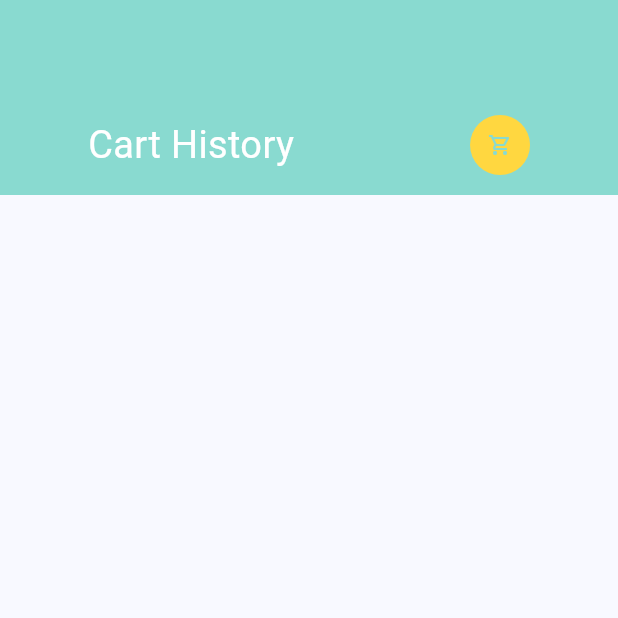
After one commit to abodmadi/Food-Delivery-App, a Flutter app: the CartHistoryPage screen opened directly, on a phone screen of 412 x 824 dp, the top half of it. The commit adds this screen. Run offline on Flutter 3.47's test engine with Material 2 defaults, Android fonts, the phone set to English and light mode, and no system bars; our stand-ins replace dots_indicator, get, persistent_bottom_nav_bar, shared_preferences; accounts and stored records are empty; network calls fail.

Commit message:
Working on cart history page

```diff
--- a/lib/data/repository/cart_repo.dart
+++ b/lib/data/repository/cart_repo.dart
@@ -1,5 +1,100 @@
+import 'dart:convert';
+
+import 'package:food_delivery_app/models/cart_model.dart';
+import 'package:food_delivery_app/utils/app_constants.dart';
 import 'package:get/get.dart';
+import 'package:shared_preferences/shared_preferences.dart';
 
 class CartRepo extends GetxService {
+  final SharedPreferences sharedPrefInstance;
+  List<String> itemsInLocalStorageList = [];
+  List<String> itemsInCartHistoryList = [];
+  CartRepo({
+    required this.sharedPrefInstance,
+  });
 
+  // This is showing Device Local Storage Operations
+
+  void addItemsToLocalStorage(List<CartModel> totalItemsInCartList) {
+    itemsInLocalStorageList = [];
+    // Shared Preferences only accepts String or List of String, when you need to use it you must convert it.
+    totalItemsInCartList.forEach((item) {
+      item.time = DateTime.now().toString();
+      itemsInLocalStorageList.add(jsonEncode(item));
+    });
+    sharedPrefInstance.setStringList(
+        AppConstants.ITEMSINLOCALSTORAGELIST, itemsInLocalStorageList);
+    getItemsInLocalStorage();
+  }
+
+  List<CartModel> getItemsInLocalStorage() {
+    List<CartModel> itemsInLocalStorageList = [];
+    if (sharedPrefInstance.containsKey(AppConstants.ITEMSINLOCALSTORAGELIST)) {
+      sharedPrefInstance
+          .getStringList(AppConstants.ITEMSINLOCALSTORAGELIST)!
+          .forEach((item) {
+        itemsInLocalStorageList.add(CartModel.fromJson(jsonDecode(item)));
+      });
+      for (var item in itemsInLocalStorageList) {
+        print("Items in local storage: " + item.name!);
+      }
+      return itemsInLocalStorageList;
+    } else {
+      return itemsInLocalStorageList;
+    }
+  }
+
+  // This is showing Cart History Operations
+
+  void removeItemsInLocalStorage() {
+    itemsInLocalStorageList.clear();
+    sharedPrefInstance.remove(AppConstants.ITEMSINLOCALSTORAGELIST);
+  }
+
+  void addItemsToCartHistory() {
+    //itemsInCartHistoryList = [];
+    if (sharedPrefInstance.containsKey(AppConstants.ITEMSINCARTHISTORYLIST)) {
+      itemsInCartHistoryList = sharedPrefInstance
+          .getStringList(AppConstants.ITEMSINCARTHISTORYLIST)!;
+    }
+    for (var i = 0; i < itemsInLocalStorageList.length; i++) {
+      itemsInCartHistoryList.add(itemsInLocalStorageList[i]);
+    }
+    for (var item in itemsInCartHistoryList) {
+      print('Items in history list: ' + item);
+    }
+    removeItemsInLocalStorage();
+    sharedPrefInstance.setStringList(
+      AppConstants.ITEMSINCARTHISTORYLIST,
+      itemsInCartHistoryList,
+    );
+    print('Cart history list lenght: ' +
+        getItemsInCartHistory().length.toString());
+  }
+
+  List<CartModel> getItemsInCartHistory() {
+    List<CartModel> itemsInCartHistoryList = [];
+    if (sharedPrefInstance.containsKey(AppConstants.ITEMSINCARTHISTORYLIST)) {
+      sharedPrefInstance
+          .getStringList(AppConstants.ITEMSINCARTHISTORYLIST)!
+          .forEach((item) {
+        itemsInCartHistoryList.add(CartModel.fromJson(jsonDecode(item)));
+      });
+      return itemsInCartHistoryList;
+    } else {
+      return itemsInCartHistoryList;
+    }
+  }
+
+  // This for test code
+  void removeItems() {
+    sharedPrefInstance.remove(AppConstants.ITEMSINLOCALSTORAGELIST);
+    sharedPrefInstance.remove(AppConstants.ITEMSINCARTHISTORYLIST);
+  }
+
+  void showTime() {
+    getItemsInCartHistory().forEach((item) {
+      print('Item adding time: ' + item.time!);
+    });
+  }
 }
--- a/lib/main.dart
+++ b/lib/main.dart
@@ -1,4 +1,5 @@
 import 'package:flutter/material.dart';
+import 'package:food_delivery_app/controllers/cart_controller.dart';
 import 'package:food_delivery_app/controllers/popular_product_controller.dart';
 import 'package:food_delivery_app/controllers/recommended_product_controller.dart';
 //import 'package:food_delivery_app/pages/food/popular_food_detail_page.dart';
@@ -24,6 +25,9 @@ class MyApp extends StatelessWidget {
   // This widget is the root of your application.
   @override
   Widget build(BuildContext context) {
+    Get.find<CartController>().getItemsInLocalStorage();
+    //Get.find<CartController>().remove();
+    Get.find<CartController>().showeTime();
     return GetBuilder<PopularProductController>(
       builder: (_) {
         return GetBuilder<RecommendedProductController>(
--- /dev/null
+++ b/lib/pages/cart/cart_history_page.dart
@@ -0,0 +1,108 @@
+import 'package:flutter/material.dart';
+import 'package:flutter/widgets.dart';
+import 'package:food_delivery_app/controllers/cart_controller.dart';
+import 'package:food_delivery_app/models/cart_model.dart';
+import 'package:food_delivery_app/utils/colors.dart';
+import 'package:food_delivery_app/utils/dimensions.dart';
+import 'package:food_delivery_app/widgets/custom_app_icon.dart';
+import 'package:food_delivery_app/widgets/custom_big_text.dart';
+import 'package:get/get.dart';
+
+class CartHistoryPage extends StatelessWidget {
+  const CartHistoryPage({super.key});
+
+  @override
+  Widget build(BuildContext context) {
+    List<CartModel> getItemsInCartHistory =
+        Get.find<CartController>().getItemsInCartHistory();
+    Map<String, int> cartItemsPreOrder = <String, int>{};
+
+    for (var item in getItemsInCartHistory) {
+      if (cartItemsPreOrder.containsKey(item.time!.split('.').first)) {
+        cartItemsPreOrder.update(item.time!.split('.').first, (value) => ++value);
+      } else {
+        cartItemsPreOrder.putIfAbsent(item.time!.split('.').first, () => 1);
+      }
+    }
+
+    //print(cartItemsPreOrder);
+    //print(cartItemsPreOrder.length);
+
+    List<int> cartOrderTimeToList() {
+      return cartItemsPreOrder.entries.map((item) => item.value).toList();
+    }
+
+    List<int> cartOrderTimes = cartOrderTimeToList();
+    //print(orderTimes);
+
+    // ignore: unused_local_variable
+    int listcounter = 0;
+
+    return Scaffold(
+      body: Column(
+        children: [
+          Container(
+            height: 130,
+            width: double.maxFinite,
+            padding: EdgeInsets.only(top: Dimensions.height30 * 2),
+            color: AppColors.mainColor,
+            child: Row(
+              mainAxisAlignment: MainAxisAlignment.spaceAround,
+              children: [
+                CustomBigText(
+                  text: 'Cart History',
+                  fontSize: Dimensions.font24,
+                  color: Colors.white,
+                ),
+                CustomAppIcon(
+                  icon: Icons.shopping_cart_outlined,
+                  iconColor: AppColors.mainColor,
+                  backColor: Colors.amberAccent,
+                ),
+              ],
+            ),
+          ),
+          Expanded(
+            child: Container(
+              margin: EdgeInsets.only(
+                left: Dimensions.height20,
+                right: Dimensions.height20,
+                top: Dimensions.height20,
+              ),
+              child: ListView(
+                children: [
+                  for (int i = 0; i < cartOrderTimes.length; i++)
+                    Container(
+                      margin: EdgeInsets.only(bottom: Dimensions.height20),
+                      child: Column(
+                        crossAxisAlignment: CrossAxisAlignment.start,
+                        children: [
+                          CustomBigText(text: '20/5/2022'),
+                          Row(
+                            children: [
+                              Wrap(
+                                direction: Axis.horizontal,
+                                children:
+                                    List.generate(cartOrderTimes[i], (index) {
+                                  return Container(
+                                    width: 50,
+                                    height: 50,
+                                    //color: Colors.amber,
+                                    child: Text('Hi '),
+                                  );
+                                }),
+                              ),
+                            ],
+                          ),
+                        ],
+                      ),
+                    ),
+                ],
+              ),
+            ),
+          ),
+        ],
+      ),
+    );
+  }
+}
--- a/lib/pages/cart/cart_page.dart
+++ b/lib/pages/cart/cart_page.dart
@@ -266,7 +266,7 @@ class CartPage extends StatelessWidget {
                   // Showing the Total price Container
                   GestureDetector(
                     onTap: () {
-                      print('Tabed on');
+                      cartController.addItemsToCartHistory();
                     },
                     child: Container(
                       padding: EdgeInsets.only(
--- a/lib/utils/app_constants.dart
+++ b/lib/utils/app_constants.dart
@@ -1,11 +1,12 @@
 class AppConstants {
   static const String APP_NAME = 'DBFood';
   static const int APP_VERSION = 1;
-  static const String BASE_URL = 'http://mvs.bslmeiyu.com';
+  static const String BASE_URL = 'http://mvs.bslmeiyu.com';//'http://mvs.bslmeiyu.com';
   static const String POPULAR_PRODUCT_URI = '/api/v1/products/popular';
   static const String RECOMMENDED_PRODUCT_URI = '/api/v1/products/recommended';
   static const String UPLOADS_URI = '/uploads/';
 
   static const String TOKEN = 'DBtoken';
-
+  static const String ITEMSINLOCALSTORAGELIST = 'itemsInLocalStorage';
+  static const String ITEMSINCARTHISTORYLIST = 'itemsInCartHistory';
 }
--- a/pubspec.yaml
+++ b/pubspec.yaml
@@ -38,6 +38,7 @@ dependencies:
   dots_indicator: ^3.0.0
   get: ^4.6.5
   persistent_bottom_nav_bar: ^5.0.2
+  shared_preferences: ^2.2.0
 
 dev_dependencies:
   flutter_test:
```
Also changed, not shown: lib/controllers/cart_controller.dart (+63 -5 lines), lib/controllers/popular_product_controller.dart (+4 -4 lines), lib/helper/dependencies.dart (+8 -1 lines), lib/models/cart_model.dart (+18 -1 lines), lib/models/product_model.dart (+29 -1 lines), lib/pages/home/home_page.dart (+8 -8 lines), pubspec.lock, 1 other file.
